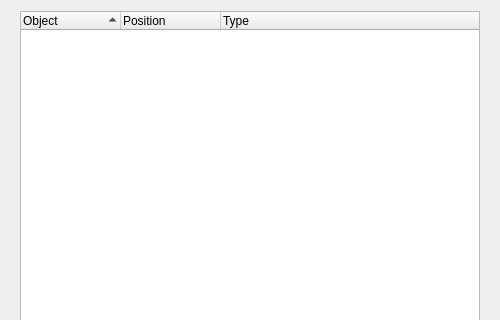
First picture: the form in UI/glitch-find-objects.ui, repository textbrowser/glitch, before the edit; both pictures show x 0 to 500 and y 0 to 320 of the 500 by 500 pixel window.
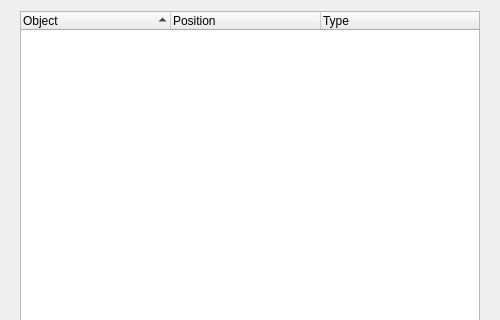
Second picture: the form after the edit. Icons and pictures are not drawn. Custom widgets are drawn as their Qt base class.

Commit message: Collapse button.

```diff
--- a/UI/glitch-find-objects.ui
+++ b/UI/glitch-find-objects.ui
@@ -50,6 +50,9 @@
         <property name="animated">
          <bool>true</bool>
         </property>
+        <attribute name="headerMinimumSectionSize">
+         <number>150</number>
+        </attribute>
         <attribute name="headerHighlightSections">
          <bool>true</bool>
         </attribute>
```
The commit also changes 5 other files.
